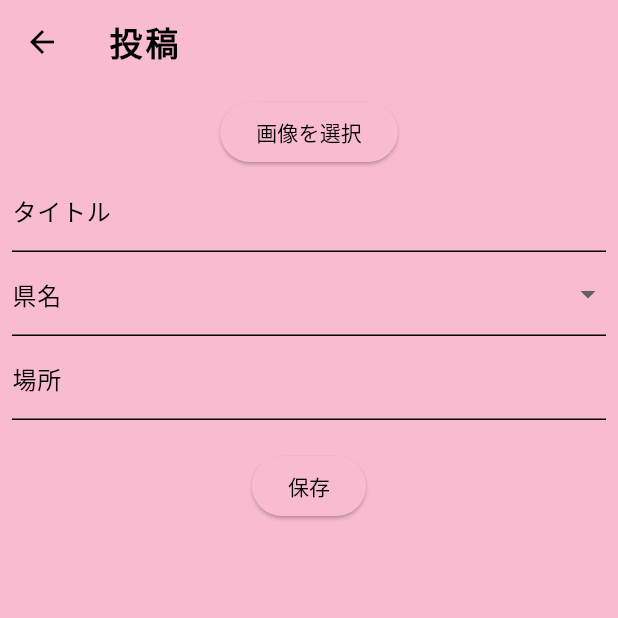
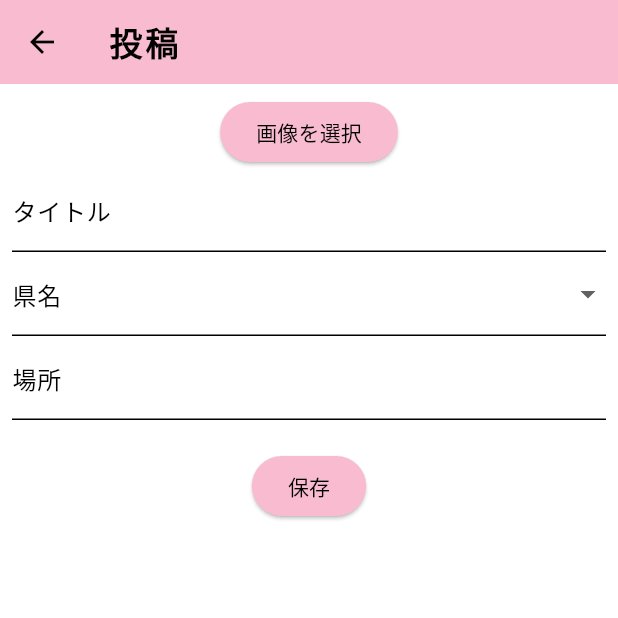
Before and after one commit to HikaruKusanagi27/nekospot_app, a Flutter app: the PostPage screen opened directly, on a phone screen of 412 x 824 dp, the top half of it. Run offline on Flutter 3.47's test engine with Material 3 defaults, Android fonts, the phone set to English and light mode, and no system bars; our stand-ins replace cloud_firestore, firebase_core, firebase_storage, flutter_riverpod, freezed_annotation, image_picker; accounts and stored records are empty.

Commit message:
no message

```diff
--- a/lib/post_page.dart
+++ b/lib/post_page.dart
@@ -115,7 +115,7 @@ class _PostPageState extends State<PostPage> {
   Widget build(BuildContext context) {
     final imageBitmap = _imageBitmap;
     return Scaffold(
-      backgroundColor: Colors.pink.shade100,
+      backgroundColor: Colors.white,
       appBar: AppBar(
         title: Text(
           '投稿',
--- a/pubspec.yaml
+++ b/pubspec.yaml
@@ -49,6 +49,7 @@ dependencies:
   cloud_firestore: ^4.14.0
   image_picker: ^0.8.7+3
   image: ^4.5.4
+  google_fonts: ^6.2.1
 
 dev_dependencies:
   flutter_test:
```
Also changed, not shown: pubspec.lock.
